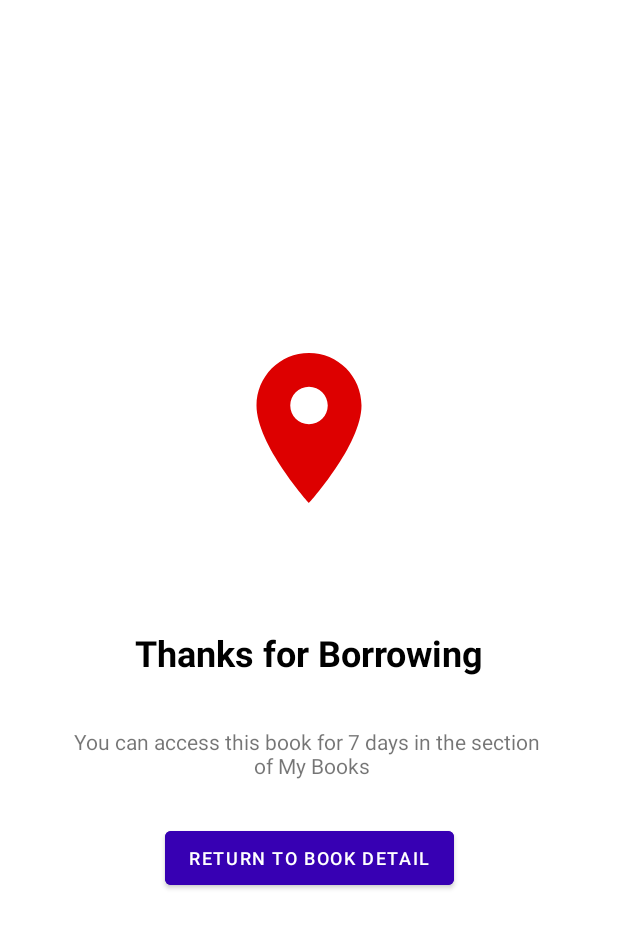
After one commit to Azhun20/Eder, an Android app: the Achivment2 screen opened directly, with no data from a screen before it, on a phone screen of 412 x 824 dp. The commit adds this screen. Shown: the top 928 px of the screen. Run offline under Robolectric (Android 15) with nearby library versions, the phone set to English and light mode, and no system bars.

Commit message:
Map dan opsi take home 3

```diff
--- /dev/null
+++ b/app/src/main/java/com/azissulaiman/eder/Achivment2.java
@@ -0,0 +1,27 @@
+package com.azissulaiman.eder;
+
+import androidx.appcompat.app.AppCompatActivity;
+
+import android.content.Intent;
+import android.content.pm.ActivityInfo;
+import android.os.Bundle;
+import android.view.View;
+import android.widget.Button;
+
+public class Achivment2 extends AppCompatActivity {
+
+    @Override
+    protected void onCreate(Bundle savedInstanceState) {
+        super.onCreate(savedInstanceState);
+        setContentView(R.layout.activity_achivment2);
+        this.setRequestedOrientation(ActivityInfo.SCREEN_ORIENTATION_PORTRAIT);
+        getSupportActionBar().hide();
+        Button btn1 = findViewById(R.id.btnbooks1);
+        btn1.setOnClickListener(new View.OnClickListener() {
+            @Override
+            public void onClick(View view) {
+                startActivity(new Intent(Achivment2.this, DashboardActivity.class));
+            }
+        });
+    }
+}
--- a/app/src/main/java/com/azissulaiman/eder/MainActivity.java
+++ b/app/src/main/java/com/azissulaiman/eder/MainActivity.java
@@ -24,7 +24,7 @@ public class MainActivity extends AppCompatActivity {
         btnboard.setOnClickListener(new View.OnClickListener() {
             @Override
             public void onClick(View view) {
-                startActivity(new Intent(MainActivity.this, coba.class));
+                startActivity(new Intent(MainActivity.this, Carousel.class));
             }
         });
 
--- /dev/null
+++ b/app/src/main/res/layout/activity_achivment2.xml
@@ -0,0 +1,56 @@
+<?xml version="1.0" encoding="utf-8"?>
+<androidx.constraintlayout.widget.ConstraintLayout xmlns:android="http://schemas.android.com/apk/res/android"
+    xmlns:app="http://schemas.android.com/apk/res-auto"
+    xmlns:tools="http://schemas.android.com/tools"
+    android:layout_width="match_parent"
+    android:layout_height="match_parent"
+    tools:context=".Achivment2">
+    <ImageView
+        android:id="@+id/imv1"
+        android:layout_width="120dp"
+        android:layout_height="120dp"
+        android:layout_marginTop="120dp"
+        app:layout_constraintTop_toTopOf="parent"
+        app:layout_constraintBottom_toBottomOf="@id/tv1"
+        app:layout_constraintStart_toStartOf="parent"
+        app:layout_constraintEnd_toEndOf="parent"
+        android:src="@drawable/locationon"/>
+    <TextView
+        android:id="@+id/tv1"
+        android:layout_width="wrap_content"
+        android:layout_height="wrap_content"
+        app:layout_constraintTop_toBottomOf="@+id/imv1"
+        android:layout_marginBottom="300dp"
+        app:layout_constraintBottom_toBottomOf="parent"
+        app:layout_constraintStart_toStartOf="parent"
+        android:text="Thanks for Borrowing"
+        android:textSize="24dp"
+        android:textColor="@color/black"
+        android:textStyle="bold"
+        app:layout_constraintEnd_toEndOf="parent"/>
+    <TextView
+        android:id="@+id/tv2"
+        android:gravity="center"
+        android:layout_width="wrap_content"
+        android:layout_height="wrap_content"
+        app:layout_constraintTop_toBottomOf="@+id/tv1"
+        android:layout_marginBottom="270dp"
+        app:layout_constraintBottom_toBottomOf="parent"
+        app:layout_constraintStart_toStartOf="parent"
+        android:text="You can access this book for 7 days in the section \n of My Books"
+        app:layout_constraintEnd_toEndOf="parent"/>
+    <Button
+        android:id="@+id/btnbooks1"
+        android:layout_width="wrap_content"
+        android:layout_height="wrap_content"
+        app:layout_constraintTop_toBottomOf="@+id/tv2"
+        android:layout_marginBottom="200dp"
+        android:text="Return to Book Detail"
+        android:backgroundTint="@color/purple_700"
+        android:textStyle="normal"
+        android:textSize="12dp"
+        app:layout_constraintBottom_toBottomOf="parent"
+        app:layout_constraintEnd_toEndOf="parent"
+        app:layout_constraintStart_toStartOf="parent"/>
+
+</androidx.constraintlayout.widget.ConstraintLayout>
```
Also changed, not shown: app/src/main/AndroidManifest.xml (+9 -2 lines), app/src/main/java/com/azissulaiman/eder/Achivment1.java (added, +27 -0 lines), app/src/main/java/com/azissulaiman/eder/Map.java (+6 -6 lines), app/src/main/java/com/azissulaiman/eder/coba.java (deleted, +0 -14 lines), app/src/main/res/layout/activity_achivment1.xml (added, +58 -0 lines), app/src/main/res/layout/activity_coba.xml (deleted, +0 -16 lines), app/src/main/res/xml/activity_coba_scene.xml (deleted, +0 -42 lines).
